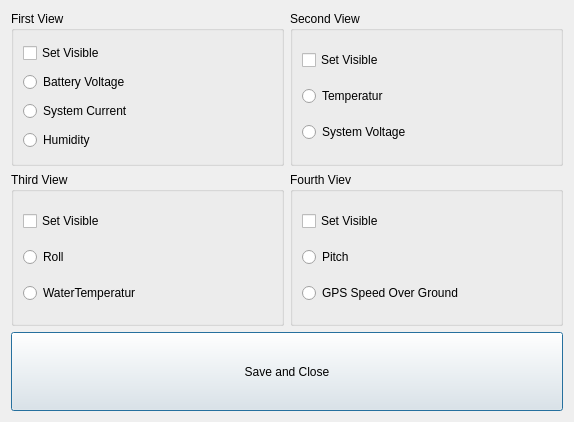
First picture: the form in WDguiBoat/WDguiBoat/hmi/ConfigClasses/sensorconfigdialog.ui, repository geirwanvik/WDrov, before the edit.
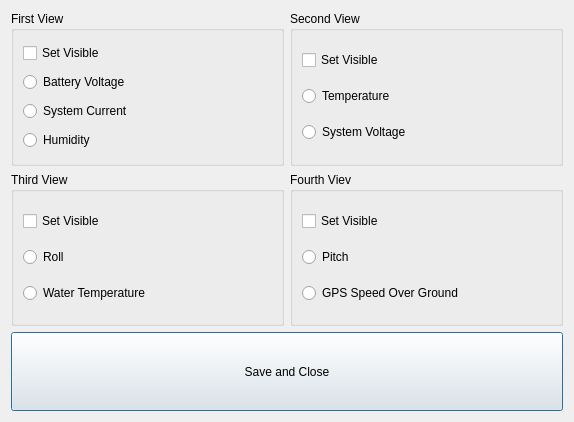
Second picture: the form after the edit.

What changed in the file:
```diff
--- a/WDguiBoat/WDguiBoat/hmi/ConfigClasses/sensorconfigdialog.ui
+++ b/WDguiBoat/WDguiBoat/hmi/ConfigClasses/sensorconfigdialog.ui
@@ -69,7 +69,7 @@
         <item row="1" column="0">
          <widget class="QRadioButton" name="radioButtonTemperature">
           <property name="text">
-           <string>Temperatur </string>
+           <string>Temperature</string>
           </property>
          </widget>
         </item>
@@ -122,7 +122,7 @@
         <item row="2" column="0">
          <widget class="QRadioButton" name="radioButtonWaterTemp">
           <property name="text">
-           <string>WaterTemperatur</string>
+           <string>Water Temperature</string>
           </property>
          </widget>
         </item>
```
